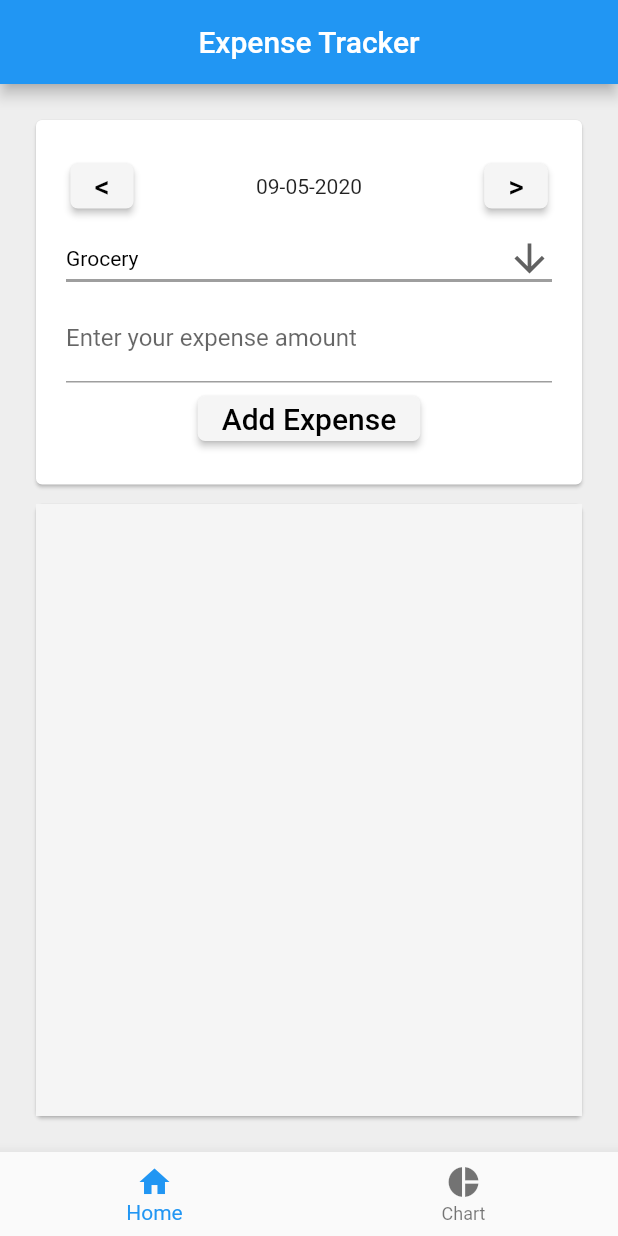
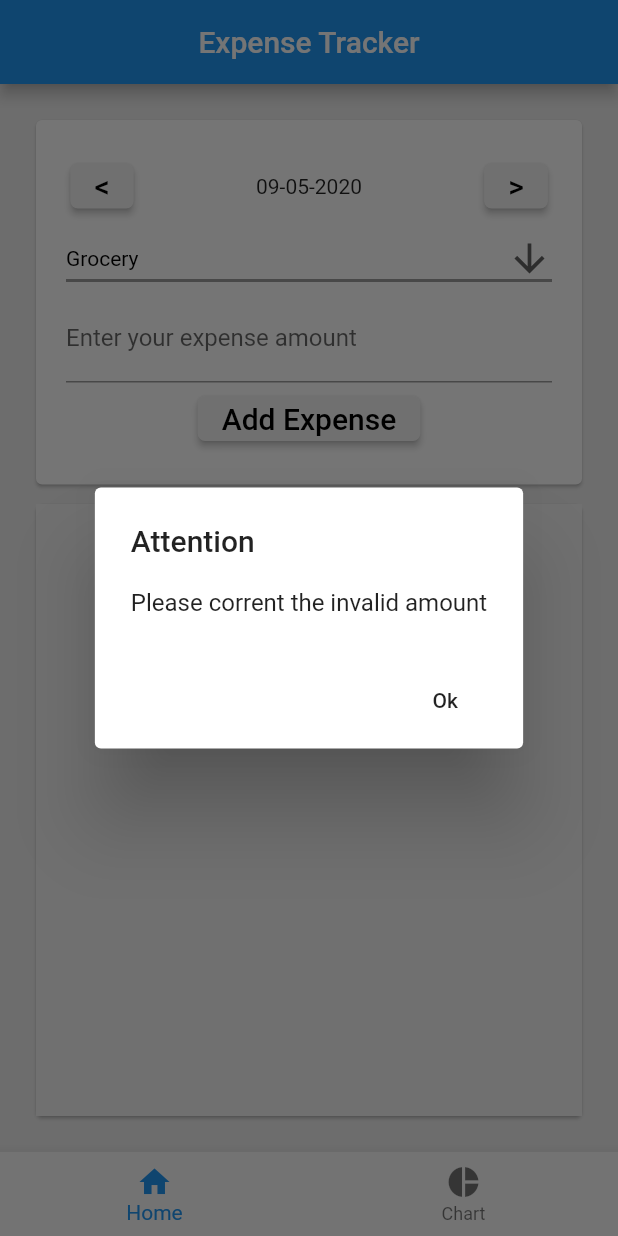
Before and after one commit to inianantony/ExpenseTracker, a Flutter app: the screen it shows after launch, after a tap on "Add Expense", on a phone screen of 412 x 824 dp. Run offline on Flutter 3.47's test engine with Material 2 defaults, Android fonts, the phone set to English and light mode, and no system bars; our stand-ins replace pie_chart; Roboto replaces fonts that are missing (FonsecaRounded).

Commit message:
add the validation logic to button click

```diff
--- a/lib/main.dart
+++ b/lib/main.dart
@@ -1,6 +1,8 @@
 import 'package:flutter/material.dart';
 import 'package:intl/intl.dart';
 import 'package:pie_chart/pie_chart.dart';
+
+import 'amount_validator.dart';
 
 void main() => runApp(MyApp());
 
@@ -169,6 +171,27 @@ class _MyHomePageState extends State<MyHomePage> {
     );
   }
 
+  Future<void> _showMyDialog() async {
+    return showDialog<void>(
+      context: context,
+      barrierDismissible: false, // user must tap button!
+      builder: (BuildContext context) {
+        return AlertDialog(
+          title: Text('Attention'),
+          content: Text('Please corrent the invalid amount'),
+          actions: <Widget>[
+            FlatButton(
+              child: Text('Ok'),
+              onPressed: () {
+                Navigator.of(context).pop();
+              },
+            ),
+          ],
+        );
+      },
+    );
+  }
+
   Widget getAddExpenseSection() {
     return Card(
       child: Container(
@@ -271,6 +294,10 @@ class _MyHomePageState extends State<MyHomePage> {
               child: RaisedButton(
                 onPressed: () => {
                   setState(() {
+                    if (!AmountValidator()
+                        .isValidAmount(amountController.text)) {
+                      _showMyDialog();
+                    } else {
                       expenseList.add(Expense(
                           amount: double.parse(amountController.text),
                           category: category,
@@ -279,6 +306,7 @@ class _MyHomePageState extends State<MyHomePage> {
                       date = DateTime.now();
                       amountController.text = "";
                       FocusScope.of(context).requestFocus(new FocusNode());
+                    }
                   }),
                 },
                 shape: RoundedRectangleBorder(
```
Also changed, not shown: 1 other file. Lines whose indentation alone changed are shown as unchanged.
